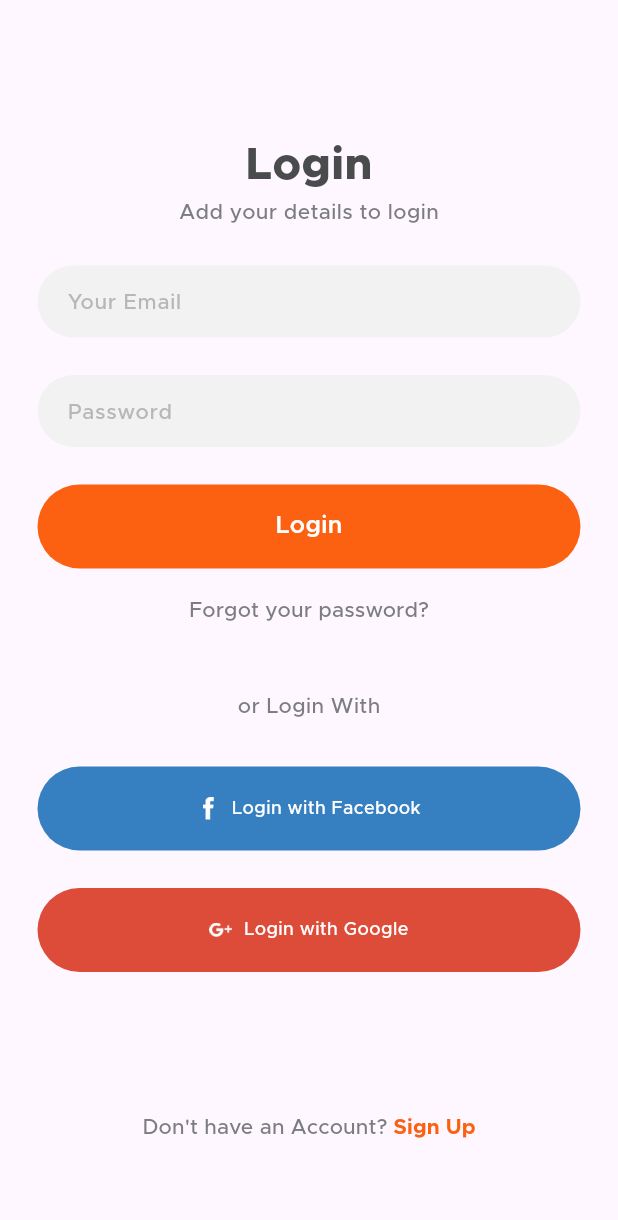
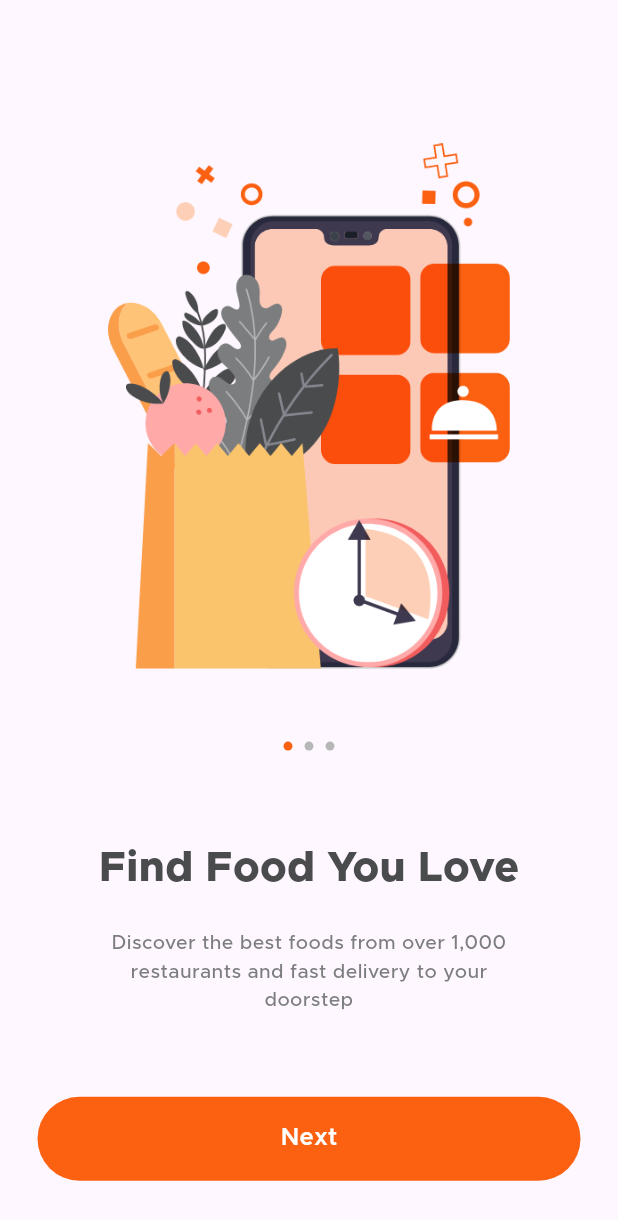
Before and after one commit to MostafaAhmedSabry/Food_Delivery, a Flutter app: the LoginView screen opened directly, after a tap on "Login", on a phone screen of 412 x 824 dp. Shown: the top 1220 px of the screen. Run offline on Flutter 3.47's test engine with Material 3 defaults, Android fonts, the phone set to English and light mode, and no system bars; missing offline and left inert: otp_pin_field.

Commit message:
first commit

```diff
--- a/lib/main.dart
+++ b/lib/main.dart
@@ -1,4 +1,5 @@
 import 'package:flutter/material.dart';
+import 'package:food_delivery/view/on_boarding/on_boarding_view.dart';
 import 'package:food_delivery/view/on_boarding/startup_view.dart';
 
 void main() {
@@ -10,12 +11,9 @@ class MyApp extends StatelessWidget {
   @override
   Widget build(BuildContext context) {
     return MaterialApp(
-      title: 'Flutter Demo',
       debugShowCheckedModeBanner: false,
       theme: ThemeData(
         fontFamily: 'Metropolis',
-
-        colorScheme: ColorScheme.fromSeed(seedColor: Colors.deepPurple),
       ),
       home: const StartupView(),
     );
--- a/lib/view/login/login_view.dart
+++ b/lib/view/login/login_view.dart
@@ -6,6 +6,7 @@ import '../../extension/color_extension.dart';
 import '../../widget/round_button.dart';
 import '../../widget/round_icon_button.dart';
 import '../../widget/round_textfield.dart';
+import '../on_boarding/on_boarding_view.dart';
 
 class LoginView extends StatefulWidget {
   const LoginView({super.key});
@@ -20,9 +21,7 @@ class _LoginViewState extends State<LoginView> {
 
   @override
   Widget build(BuildContext context) {
-    var media = MediaQuery
-        .of(context)
-        .size;
+    var media = MediaQuery.of(context).size;
 
     return Scaffold(
       body: SingleChildScrollView(
@@ -31,51 +30,48 @@ class _LoginViewState extends State<LoginView> {
           child: Column(
             crossAxisAlignment: CrossAxisAlignment.center,
             children: [
-              const SizedBox(
-                height: 64,
-              ),
+              const SizedBox(height: 64),
               Text(
                 "Login",
                 style: TextStyle(
                   color: TColor.primaryText,
                   fontSize: 30,
-                    fontWeight: FontWeight.w800),
+                  fontWeight: FontWeight.w800,
+                ),
               ),
               Text(
                 "Add your details to login",
                 style: TextStyle(
                   color: TColor.secondaryText,
                   fontSize: 14,
-                    fontWeight: FontWeight.w500),
+                  fontWeight: FontWeight.w500,
                 ),
-              const SizedBox(
-                height: 25,
               ),
+              const SizedBox(height: 25),
               RoundTextfield(
                 hintText: "Your Email",
                 controller: txtEmail,
                 keyboardType: TextInputType.emailAddress,
               ),
-              const SizedBox(
-                height: 25,
-              ),
+              const SizedBox(height: 25),
               RoundTextfield(
                 hintText: "Password",
                 controller: txtPassword,
                 obscureText: true,
               ),
-              const SizedBox(
-                height: 25,
-              ),
+              const SizedBox(height: 25),
               RoundButton(
                 title: "Login",
                 onPressed: () {
-                    // btnLogin();
-
-                  }),
-              const SizedBox(
-                height: 4,
+                  Navigator.push(
+                    context,
+                    MaterialPageRoute(
+                      builder: (context) => const OnBoardingView(),
                     ),
+                  );
+                },
+              ),
+              const SizedBox(height: 4),
               TextButton(
                 onPressed: () {
                   Navigator.push(
@@ -90,40 +86,34 @@ class _LoginViewState extends State<LoginView> {
                   style: TextStyle(
                     color: TColor.secondaryText,
                     fontSize: 14,
-                      fontWeight: FontWeight.w500),
+                    fontWeight: FontWeight.w500,
                   ),
                 ),
-              const SizedBox(
-                height: 30,
               ),
+              const SizedBox(height: 30),
               Text(
                 "or Login With",
                 style: TextStyle(
                   color: TColor.secondaryText,
                   fontSize: 14,
-                    fontWeight: FontWeight.w500),
+                  fontWeight: FontWeight.w500,
                 ),
-              const SizedBox(
-                height: 30,
               ),
+              const SizedBox(height: 30),
               RoundIconButton(
                 icon: "assets/img/facebook_logo.png",
                 title: "Login with Facebook",
                 color: const Color(0xff367FC0),
                 onPressed: () {},
               ),
-              const SizedBox(
-                height: 25,
-              ),
+              const SizedBox(height: 25),
               RoundIconButton(
                 icon: "assets/img/google_logo.png",
                 title: "Login with Google",
                 color: const Color(0xffDD4B39),
                 onPressed: () {},
               ),
-              const SizedBox(
-                height: 80,
-              ),
+              const SizedBox(height: 80),
               TextButton(
                 onPressed: () {
                   Navigator.push(
@@ -141,14 +131,16 @@ class _LoginViewState extends State<LoginView> {
                       style: TextStyle(
                         color: TColor.secondaryText,
                         fontSize: 14,
-                          fontWeight: FontWeight.w500),
+                        fontWeight: FontWeight.w500,
+                      ),
                     ),
                     Text(
                       "Sign Up",
                       style: TextStyle(
                         color: TColor.primary,
                         fontSize: 14,
-                          fontWeight: FontWeight.w700),
+                        fontWeight: FontWeight.w700,
+                      ),
                     ),
                   ],
                 ),
--- /dev/null
+++ b/lib/view/on_boarding/on_boarding_view.dart
@@ -0,0 +1,162 @@
+import 'package:flutter/material.dart';
+import 'package:food_delivery/view/main_tabview/main_tabview.dart';
+
+import '../../extension/color_extension.dart';
+import '../../widget/round_button.dart';
+
+class OnBoardingView extends StatefulWidget {
+  const OnBoardingView({super.key});
+
+  @override
+  State<OnBoardingView> createState() => _OnBoardingViewState();
+}
+
+class _OnBoardingViewState extends State<OnBoardingView> {
+  int selectPage = 0;
+  PageController controller = PageController();
+
+  List pageArr = [
+    {
+      "title": "Find Food You Love",
+      "subtitle":
+      "Discover the best foods from over 1,000\nrestaurants and fast delivery to your\ndoorstep",
+      "image": "assets/img/on_boarding_1.png",
+    },
+    {
+      "title": "Fast Delivery",
+      "subtitle": "Fast food delivery to your home, office\n wherever you are",
+      "image": "assets/img/on_boarding_2.png",
+    },
+    {
+      "title": "Live Tracking",
+      "subtitle":
+      "Real time tracking of your food on the app\nonce you placed the order",
+      "image": "assets/img/on_boarding_3.png",
+    },
+  ];
+
+  @override
+  void initState() {
+    super.initState();
+
+    controller.addListener(() {
+      setState(() {
+        selectPage = controller.page?.round() ?? 0;
+      });
+    });
+  }
+
+  @override
+  Widget build(BuildContext context) {
+    var media = MediaQuery.of(context).size;
+
+    return Scaffold(
+      body: Stack(
+        alignment: Alignment.center,
+        children: [
+          PageView.builder(
+            controller: controller,
+            itemCount: pageArr.length,
+            itemBuilder: ((context, index) {
+              var pObj = pageArr[index] as Map? ?? {};
+              return Column(
+                mainAxisAlignment: MainAxisAlignment.center,
+                mainAxisSize: MainAxisSize.min,
+                children: [
+                  Container(
+                    width: media.width,
+                    height: media.width,
+                    alignment: Alignment.center,
+                    child: Image.asset(
+                      pObj["image"].toString(),
+                      width: media.width * 0.65,
+                      fit: BoxFit.contain,
+                    ),
+                  ),
+                  SizedBox(
+                    height: media.width * 0.2,
+                  ),
+                  Text(
+                    pObj["title"].toString(),
+                    style: TextStyle(
+                        color: TColor.primaryText,
+                        fontSize: 28,
+                        fontWeight: FontWeight.w800),
+                  ),
+                  SizedBox(
+                    height: media.width * 0.05,
+                  ),
+                  Text(
+                    pObj["subtitle"].toString(),
+                    textAlign: TextAlign.center,
+                    style: TextStyle(
+                        color: TColor.secondaryText,
+                        fontSize: 13,
+                        fontWeight: FontWeight.w500),
+                  ),
+                  SizedBox(
+                    height: media.width * 0.20,
+                  ),
+                ],
+              );
+            }),
+          ),
+          Column(
+            crossAxisAlignment: CrossAxisAlignment.center,
+            children: [
+              SizedBox(
+                height: media.height * 0.6,
+              ),
+              Row(
+                mainAxisAlignment: MainAxisAlignment.center,
+                children: pageArr.map((e) {
+                  var index = pageArr.indexOf(e);
+
+                  return Container(
+                    margin: const EdgeInsets.symmetric(horizontal: 4),
+                    height: 6,
+                    width: 6,
+                    decoration: BoxDecoration(
+                        color: index == selectPage
+                            ? TColor.primary
+                            : TColor.placeholder,
+                        borderRadius: BorderRadius.circular(4)),
+                  );
+                }).toList(),
+              ),
+              SizedBox(
+                height: media.height * 0.28,
+              ),
+              Padding(
+                padding: const EdgeInsets.symmetric(horizontal: 25),
+                child: RoundButton(
+                    title: "Next",
+                    onPressed: () {
+                      if (selectPage >= 2) {
+                        // Home Screen
+
+                        Navigator.push(
+                          context,
+                          MaterialPageRoute(
+                            builder: (context) => const MainTabView(),
+                          ),
+                        );
+                      } else {
+                        //Next Screen
+
+                        setState(() {
+                          selectPage = selectPage + 1;
+                          controller.animateToPage(selectPage,
+                              duration: const Duration(milliseconds: 500),
+                              curve: Curves.bounceInOut);
+                        });
+                      }
+                    }),
+              ),
+            ],
+          )
+        ],
+      ),
+    );
+  }
+}
```
Also changed, not shown: lib/view/login/new_password_view.dart (+37 -21 lines), lib/view/login/otp_view.dart (+36 -73 lines), lib/view/login/rest_password_view.dart (+18 -22 lines), lib/view/main_tabview/main_tabview.dart (+18 -0 lines). Lines whose indentation alone changed are shown as unchanged.
